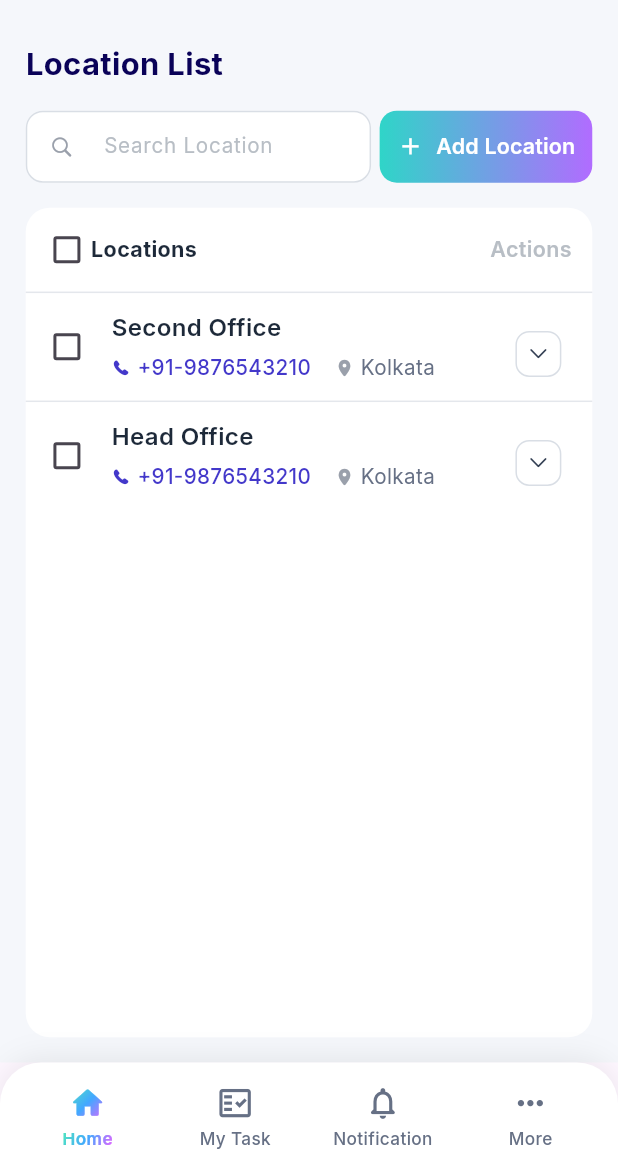
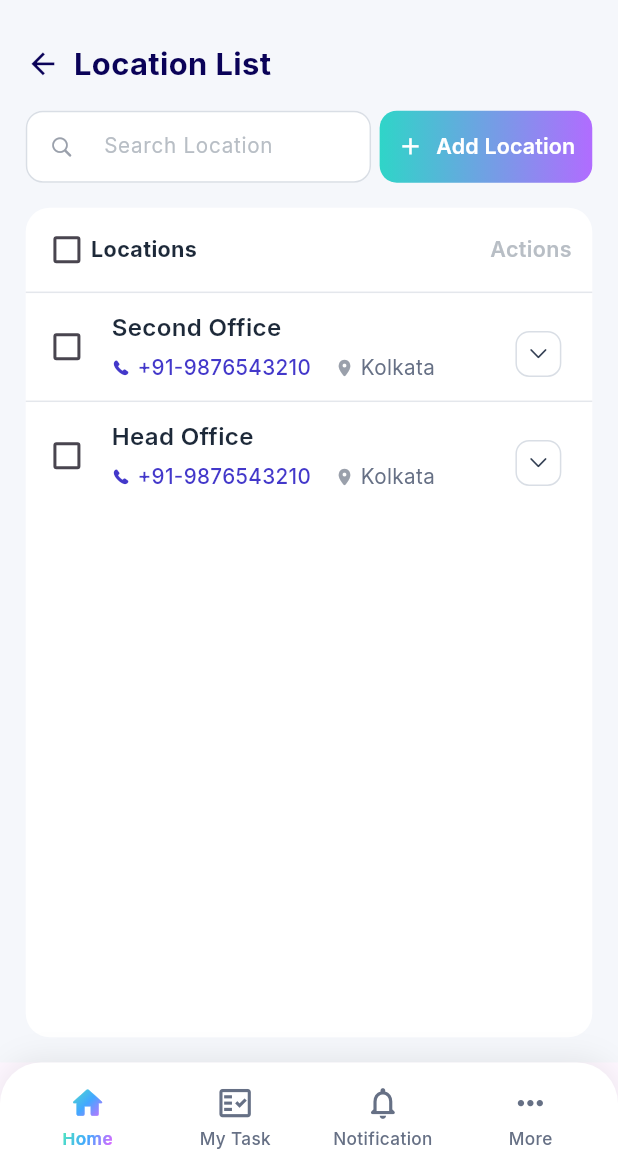
Before and after one commit to taskalert-io/taskalert_app, a Flutter app: the LocationListScreen screen opened directly, on a phone screen of 412 x 824 dp, the part 67-1236 px from its top. Run offline on Flutter 3.47's test engine with Material 3 defaults, Android fonts, the phone set to English and light mode, and no system bars; our stand-ins replace cached_network_image, country_code_picker, dio, file_picker, flutter_screenutil, flutter_secure_storage and 3 more; accounts and stored records are empty; network calls fail.

Commit message:
DepartmentList and LocationList screen's design light changes

```diff
--- a/lib/screens/LocationListScreen.dart
+++ b/lib/screens/LocationListScreen.dart
@@ -48,6 +48,7 @@ class _LocationListScreenState extends State<LocationListScreen> {
   final GlobalKey<ScaffoldState> _scaffoldKey = GlobalKey<ScaffoldState>();
   final TextEditingController _searchController = TextEditingController();
 
+  static const _primaryColor = Color(0xFF0A0258);
   // ── Autocomplete plumbing ────────────────────────────────────────────────
   final FocusNode _searchFocusNode = FocusNode();
   final LayerLink _searchLayerLink = LayerLink();
@@ -729,6 +730,7 @@ class _LocationListScreenState extends State<LocationListScreen> {
       appBar: CustomAppBar(
         scaffoldKey: _scaffoldKey,
         userId: widget.userId,
+        showLeading: true,
         onBackPressed: () => Navigator.pop(context),
       ),
       drawer: CustomDrawer(activeTile: "Location", onTileTap: (value) {}),
@@ -741,6 +743,20 @@ class _LocationListScreenState extends State<LocationListScreen> {
           child: Column(
             crossAxisAlignment: CrossAxisAlignment.start,
             children: [
+              Row(
+                children: [
+                  Align(
+                    alignment: Alignment.centerLeft,
+                    child: InkWell(
+                      onTap: () => Navigator.pop(context),
+                      child: Icon(
+                        Icons.arrow_back,
+                        size: 20.r,
+                        color: _primaryColor,
+                      ),
+                    ),
+                  ),
+                  SizedBox(width: 8.w,),
                   Text(
                     "Location List",
                     style: GoogleFonts.inter(
@@ -748,6 +764,8 @@ class _LocationListScreenState extends State<LocationListScreen> {
                       fontWeight: FontWeight.w700,
                       color: const Color(0xFF0A0258),
                     ),
+                  ),
+                ],
               ),
               SizedBox(height: 14.h),
 
```
Also changed, not shown: lib/screens/DepartmentListScreen.dart (+18 -0 lines). Lines whose indentation alone changed are shown as unchanged.
